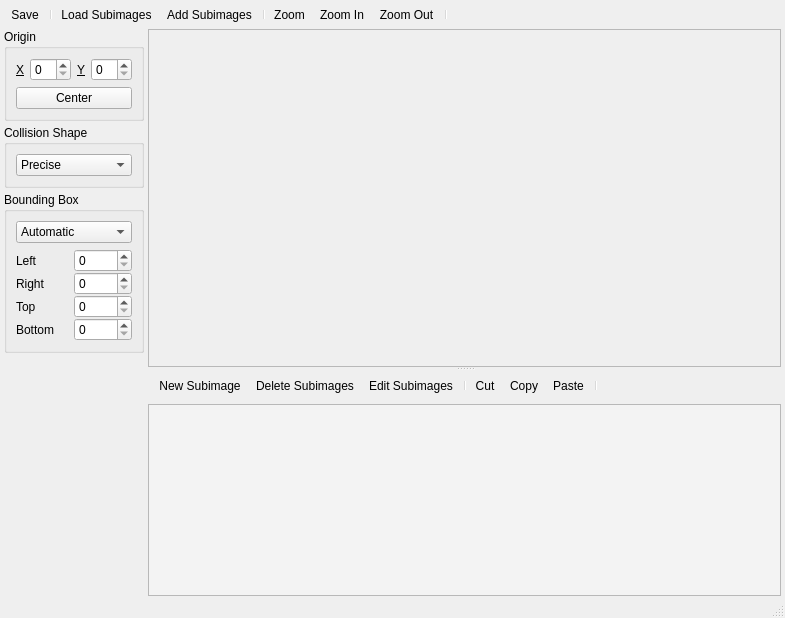
Old version of the form Editors/SpriteEditor.ui in the repository enigma-dev/RadialGM.
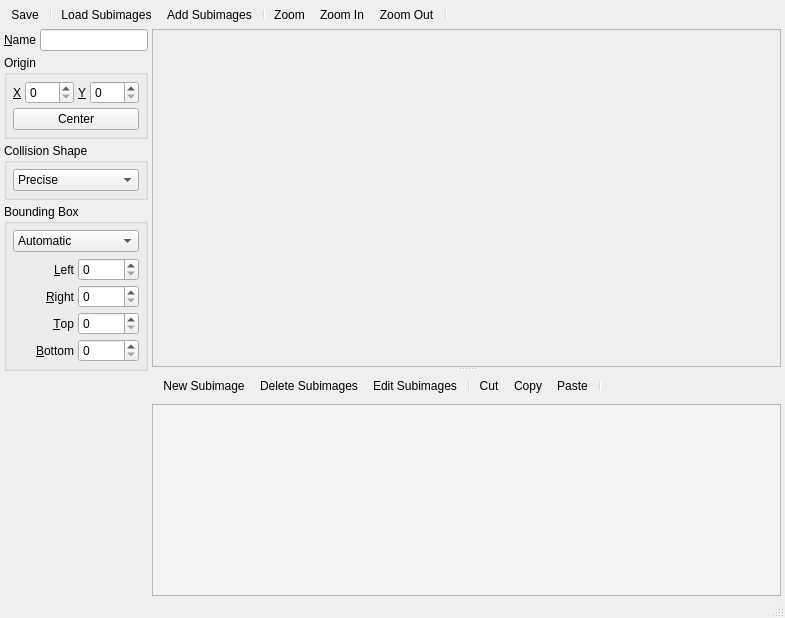
New version of the form. Icons and pictures are not drawn. Custom widgets are drawn as their Qt base class.

Commit message: same shit for the sprite editor

Patch:
```diff
--- a/Editors/SpriteEditor.ui
+++ b/Editors/SpriteEditor.ui
@@ -70,13 +70,16 @@
       <number>4</number>
      </property>
      <item>
-      <layout class="QVBoxLayout" name="propertiesLayout">
-       <property name="spacing">
-        <number>4</number>
-       </property>
+      <layout class="QFormLayout" name="propertiesLayout">
        <property name="sizeConstraint">
         <enum>QLayout::SetDefaultConstraint</enum>
        </property>
+       <property name="horizontalSpacing">
+        <number>4</number>
+       </property>
+       <property name="verticalSpacing">
+        <number>4</number>
+       </property>
        <property name="leftMargin">
         <number>4</number>
        </property>
@@ -86,17 +89,119 @@
        <property name="bottomMargin">
         <number>4</number>
        </property>
-       <item>
+       <item row="2" column="0" colspan="2">
+        <widget class="QGroupBox" name="collisionShapeGroupBox">
+         <property name="sizePolicy">
+          <sizepolicy hsizetype="Preferred" vsizetype="Preferred">
+           <horstretch>0</horstretch>
+           <verstretch>0</verstretch>
+          </sizepolicy>
+         </property>
+         <property name="title">
+          <string>Collision Shape</string>
+         </property>
+         <layout class="QVBoxLayout" name="verticalLayout_4">
+          <property name="spacing">
+           <number>4</number>
+          </property>
+          <property name="leftMargin">
+           <number>6</number>
+          </property>
+          <property name="topMargin">
+           <number>6</number>
+          </property>
+          <property name="rightMargin">
+           <number>6</number>
+          </property>
+          <property name="bottomMargin">
+           <number>6</number>
+          </property>
+          <item>
+           <widget class="QComboBox" name="collisionShapeComboBox">
+            <item>
+             <property name="text">
+              <string>Precise</string>
+             </property>
+            </item>
+            <item>
+             <property name="text">
+              <string>Rectangle</string>
+             </property>
+            </item>
+            <item>
+             <property name="text">
+              <string>Disk</string>
+             </property>
+            </item>
+            <item>
+             <property name="text">
+              <string>Diamond</string>
+             </property>
+            </item>
+            <item>
+             <property name="text">
+              <string>Polygon</string>
+             </property>
+            </item>
+           </widget>
+          </item>
+         </layout>
+        </widget>
+       </item>
+       <item row="0" column="0">
+        <widget class="QLabel" name="nameLabel">
+         <property name="text">
+          <string>&amp;Name</string>
+         </property>
+         <property name="buddy">
+          <cstring>nameEdit</cstring>
+         </property>
+        </widget>
+       </item>
+       <item row="0" column="1">
+        <widget class="QLineEdit" name="nameEdit"/>
+       </item>
+       <item row="1" column="0" colspan="2">
         <widget class="QGroupBox" name="originGroupBox">
+         <property name="sizePolicy">
+          <sizepolicy hsizetype="Preferred" vsizetype="Preferred">
+           <horstretch>0</horstretch>
+           <verstretch>0</verstretch>
+          </sizepolicy>
+         </property>
          <property name="title">
           <string>Origin</string>
          </property>
-         <layout class="QGridLayout" name="gridLayout_2">
+         <layout class="QGridLayout" name="gridLayout_2" columnstretch="0,1,0,1">
+          <property name="leftMargin">
+           <number>6</number>
+          </property>
+          <property name="topMargin">
+           <number>6</number>
+          </property>
+          <property name="rightMargin">
+           <number>6</number>
+          </property>
+          <property name="bottomMargin">
+           <number>6</number>
+          </property>
+          <property name="spacing">
+           <number>4</number>
+          </property>
           <item row="0" column="0">
            <widget class="QLabel" name="originXLabel">
+            <property name="sizePolicy">
+             <sizepolicy hsizetype="Preferred" vsizetype="Preferred">
+              <horstretch>0</horstretch>
+              <verstretch>0</verstretch>
+             </sizepolicy>
+            </property>
             <property name="text">
              <string>&amp;X</string>
             </property>
+            <property name="alignment">
+             <set>Qt::AlignRight|Qt::AlignTrailing|Qt::AlignVCenter</set>
+            </property>
             <property name="buddy">
              <cstring>originXSpinBox</cstring>
             </property>
@@ -127,6 +232,9 @@
             <property name="text">
              <string>&amp;Y</string>
             </property>
+            <property name="alignment">
+             <set>Qt::AlignRight|Qt::AlignTrailing|Qt::AlignVCenter</set>
+            </property>
             <property name="buddy">
              <cstring>originYSpinBox</cstring>
             </property>
@@ -148,46 +256,14 @@
          </layout>
         </widget>
        </item>
-       <item>
-        <widget class="QGroupBox" name="collisionShapeGroupBox">
-         <property name="title">
-          <string>Collision Shape</string>
-         </property>
-         <layout class="QVBoxLayout" name="verticalLayout_4">
-          <item>
-           <widget class="QComboBox" name="collisionShapeComboBox">
-            <item>
-             <property name="text">
-              <string>Precise</string>
-             </property>
-            </item>
-            <item>
-             <property name="text">
-              <string>Rectangle</string>
-             </property>
-            </item>
-            <item>
-             <property name="text">
-              <string>Disk</string>
-             </property>
-            </item>
-            <item>
-             <property name="text">
-              <string>Diamond</string>
-             </property>
-            </item>
-            <item>
-             <property name="text">
-              <string>Polygon</string>
-             </property>
-            </item>
-           </widget>
-          </item>
-         </layout>
-        </widget>
-       </item>
-       <item>
+       <item row="3" column="0" colspan="2">
         <widget class="QGroupBox" name="boundingboxGroup">
+         <property name="sizePolicy">
+          <sizepolicy hsizetype="Preferred" vsizetype="Preferred">
+           <horstretch>0</horstretch>
+           <verstretch>0</verstretch>
+          </sizepolicy>
+         </property>
          <property name="title">
           <string>Bounding Box</string>
          </property>
@@ -196,7 +272,16 @@
          </property>
          <layout class="QVBoxLayout" name="verticalLayout">
           <property name="leftMargin">
-           <number>9</number>
+           <number>6</number>
+          </property>
+          <property name="topMargin">
+           <number>6</number>
+          </property>
+          <property name="rightMargin">
+           <number>6</number>
+          </property>
+          <property name="bottomMargin">
+           <number>6</number>
           </property>
           <item>
            <widget class="QComboBox" name="bboxComboBox">
@@ -220,66 +305,77 @@
           <item>
            <layout class="QGridLayout" name="bboxDimensionsLayout">
             <property name="spacing">
-             <number>0</number>
+             <number>4</number>
             </property>
-            <item row="3" column="1">
-             <widget class="QSpinBox" name="topSpinBox"/>
-            </item>
             <item row="4" column="0">
              <widget class="QLabel" name="bottomLabel">
               <property name="text">
-               <string>Bottom</string>
+               <string>&amp;Bottom</string>
               </property>
-             </widget>
-            </item>
-            <item row="3" column="0">
-             <widget class="QLabel" name="topLabel">
-              <property name="text">
-               <string>Top</string>
+              <property name="alignment">
+               <set>Qt::AlignRight|Qt::AlignTrailing|Qt::AlignVCenter</set>
+              </property>
+              <property name="buddy">
+               <cstring>bottomSpinBox</cstring>
               </property>
              </widget>
             </item>
             <item row="0" column="0">
              <widget class="QLabel" name="leftLabel">
               <property name="text">
-               <string>Left</string>
+               <string>&amp;Left</string>
+              </property>
+              <property name="alignment">
+               <set>Qt::AlignRight|Qt::AlignTrailing|Qt::AlignVCenter</set>
+              </property>
+              <property name="buddy">
+               <cstring>leftSpinBox</cstring>
+              </property>
+             </widget>
+            </item>
+            <item row="2" column="0">
+             <widget class="QLabel" name="topLabel">
+              <property name="text">
+               <string>&amp;Top</string>
+              </property>
+              <property name="alignment">
+               <set>Qt::AlignRight|Qt::AlignTrailing|Qt::AlignVCenter</set>
+              </property>
+              <property name="buddy">
+               <cstring>topSpinBox</cstring>
               </property>
              </widget>
             </item>
             <item row="0" column="1">
              <widget class="QSpinBox" name="leftSpinBox"/>
             </item>
-            <item row="4" column="1">
-             <widget class="QSpinBox" name="bottomSpinBox"/>
-            </item>
-            <item row="2" column="0">
-             <widget class="QLabel" name="rightLabel">
-              <property name="text">
-               <string>Right</string>
-              </property>
-             </widget>
-            </item>
             <item row="2" column="1">
+             <widget class="QSpinBox" name="topSpinBox"/>
+            </item>
+            <item row="1" column="0">
+             <widget class="QLabel" name="rightLabel">
+              <property name="text">
+               <string>&amp;Right</string>
+              </property>
+              <property name="alignment">
+               <set>Qt::AlignRight|Qt::AlignTrailing|Qt::AlignVCenter</set>
+              </property>
+              <property name="buddy">
+               <cstring>rightSpinBox</cstring>
+              </property>
+             </widget>
+            </item>
+            <item row="1" column="1">
              <widget class="QSpinBox" name="rightSpinBox"/>
             </item>
+            <item row="4" column="1">
+             <widget class="QSpinBox" name="bottomSpinBox"/>
+            </item>
            </layout>
           </item>
          </layout>
         </widget>
        </item>
-       <item>
-        <spacer name="verticalSpacer">
-         <property name="orientation">
-          <enum>Qt::Vertical</enum>
-         </property>
-         <property name="sizeHint" stdset="0">
-          <size>
-           <width>20</width>
-           <height>40</height>
-          </size>
-         </property>
-        </spacer>
-       </item>
       </layout>
      </item>
      <item>
```
The commit also changes 1 other file.
